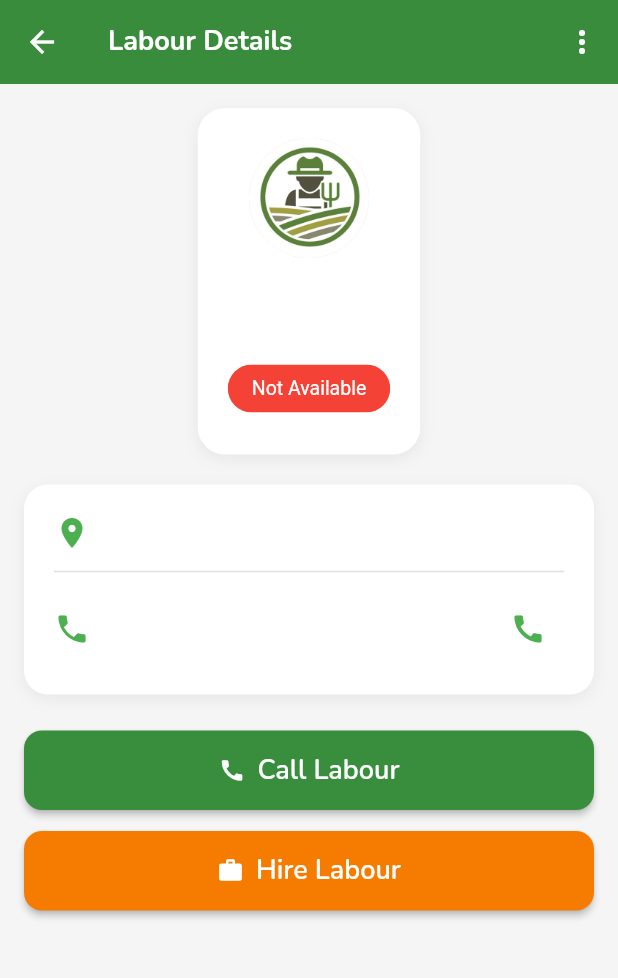
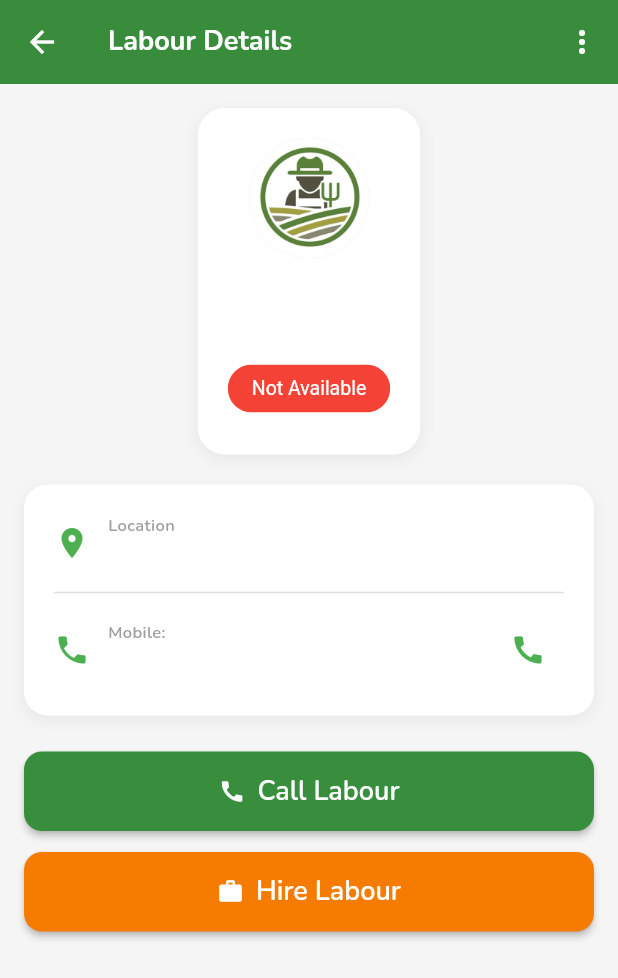
Before and after one commit to likhithkg/tempfix, a Flutter app: the LabourHubDetailPage screen opened directly with empty values, on a phone screen of 412 x 824 dp. Shown: the top 978 px of the screen. Run offline on Flutter 3.47's test engine with Material 3 defaults, Android fonts, the phone set to English and light mode, and no system bars; drawn by our look-alikes of oktoast; our stand-ins replace cloud_firestore, firebase_auth, firebase_core, firebase_storage, flutter_dotenv, flutter_map and 10 more; missing offline and left inert: translator; accounts and stored records are empty.

Commit message:
feat: localize all detail page and card labels across modules
Rent Machine:
- Detail page restructured with labeled rows: Machine Type, Price per Day,
  Location, Owner, Mobile (using _row helper with smart colon handling)
- Nearby cards: add Machine Type, Location, Owner labels to subtitle
- Bottom sheet: add Location and Owner labels using Builder context
- WhatsApp button label now uses l.whatsApp

Labour Hub:
- Detail page: Location and Mobile shown as label + value stack (small grey
  label above value) instead of icon-only rows
- Skill shown with Skill/Profession label above value
- Nearby cards: add Skill and Location labels to subtitle and caption

Plant Vendor:
- List cards: add Price and Location labels to subtitle/caption

Exporter Hub (Home Page):
- Product cards: add Quantity and Location labels to subtitle
- PO list subtitle: localize Total and Status labels; status value now uses
  _localizedStatus() helper (added as top-level function)
- Seller ID display: localize Mobile and Seller label prefixes
- Fix ExporterHomePage constructor: const + super.key
- Fix dead null-aware expressions on non-nullable fields
- Fix async-gap guard: mounted → context.mounted

No ARB changes needed — all required keys already exist in all 7 languages.

Co-Authored-By: Claude Sonnet 4.6 <noreply@anthropic.com>

```diff
--- a/lib/labour_hub/labour_hub_detail_page.dart
+++ b/lib/labour_hub/labour_hub_detail_page.dart
@@ -359,19 +359,20 @@ class _LabourHubDetailPageState
                             .trim()
                             .isNotEmpty)
 
-                          Text(
-
-                            translatedSkill,
-
-                            style:
-                                TextStyle(
-
-                              fontSize: 16,
-
-                              color: Colors
-                                  .grey
-                                  .shade700,
-                            ),
+                          Column(
+                            children: [
+                              Text(
+                                l.skillProfessionLabel,
+                                style: const TextStyle(fontSize: 11, color: Colors.grey, fontWeight: FontWeight.w600),
+                              ),
+                              Text(
+                                translatedSkill,
+                                style: TextStyle(
+                                  fontSize: 16,
+                                  color: Colors.grey.shade700,
+                                ),
+                              ),
+                            ],
                           ),
 
                         const SizedBox(
@@ -465,16 +466,12 @@ class _LabourHubDetailPageState
                             ),
 
                             Expanded(
-
-                              child: Text(
-
-                                translatedLocation,
-
-                                style:
-                                    const TextStyle(
-                                  fontSize:
-                                      16,
-                                ),
+                              child: Column(
+                                crossAxisAlignment: CrossAxisAlignment.start,
+                                children: [
+                                  Text(l.locationLabel, style: const TextStyle(fontSize: 11, color: Colors.grey, fontWeight: FontWeight.w600)),
+                                  Text(translatedLocation, style: const TextStyle(fontSize: 15)),
+                                ],
                               ),
                             ),
                           ],
@@ -500,16 +497,12 @@ class _LabourHubDetailPageState
                             ),
 
                             Expanded(
-
-                              child: Text(
-
-                                labour.contact,
-
-                                style:
-                                    const TextStyle(
-                                  fontSize:
-                                      16,
-                                ),
+                              child: Column(
+                                crossAxisAlignment: CrossAxisAlignment.start,
+                                children: [
+                                  Text(l.mobileLabel, style: const TextStyle(fontSize: 11, color: Colors.grey, fontWeight: FontWeight.w600)),
+                                  Text(labour.contact, style: const TextStyle(fontSize: 15)),
+                                ],
                               ),
                             ),
 
--- a/lib/labour_hub/labour_nearby_page.dart
+++ b/lib/labour_hub/labour_nearby_page.dart
@@ -327,9 +327,9 @@ class _LabourNearbyPageState extends State<LabourNearbyPage> with SingleTickerPr
                                               imageHeight: 130,
                                               title: labour.name,
                                               subtitle: labour.skill.trim().isNotEmpty
-                                                  ? labour.skill
+                                                  ? '${l.skillProfessionLabel}: ${labour.skill}'
                                                   : null,
-                                              caption: labour.location,
+                                              caption: '${l.locationLabel}: ${labour.location}',
                                               statusBadge: KMStatusChip(
                                                 label: labour.available ? l.available : l.busy,
                                                 color: labour.available
--- a/lib/plant_vendor/plant_list_page.dart
+++ b/lib/plant_vendor/plant_list_page.dart
@@ -242,8 +242,8 @@ class _PlantVendorListPageState extends State<PlantVendorListPage> {
         fallbackIcon: Icons.local_florist,
         imageHeight: 150,
         title: safePlantName,
-        subtitle: '₹${v.price.toStringAsFixed(2)} • ${l.qtyLabel} ${v.quantity}',
-        caption: v.location.isNotEmpty ? v.location : null,
+        subtitle: '${l.priceLabel}: ₹${v.price.toStringAsFixed(2)} • ${l.qtyLabel} ${v.quantity}',
+        caption: v.location.isNotEmpty ? '${l.locationLabel}: ${v.location}' : null,
         statusBadge: KMStatusChip(label: category, color: categoryColor),
         menuButton: isOwner
             ? IconButton(
```
Also changed, not shown: lib/exporter_hub/exporter_home_page.dart (+25 -9 lines), lib/rent/rent_machine_details_page.dart (+23 -70 lines), lib/rent/rent_nearby_page.dart (+8 -5 lines).
